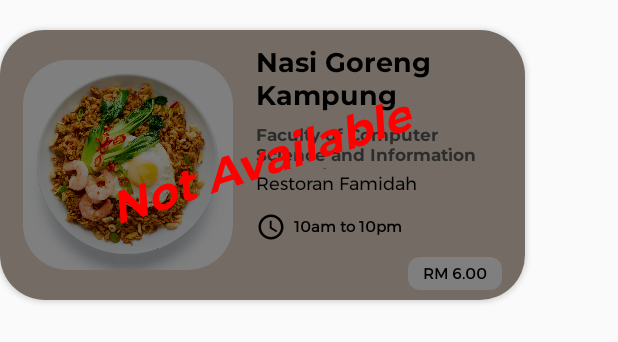
After one commit to tyxuan02/JomMakan, an Android app: the layout menu_food_item_not_available.xml on its own in the app's theme, with its tools: preview values and no code run, on a phone screen of 412 x 824 dp. The commit adds this screen. Shown: the top 342 px of the screen. Run offline under Robolectric (Android 15) with nearby library versions, the phone set to English and light mode, and no system bars; Roboto replaces fonts that are not available here.

Commit message:
Display not available for the view in food tab when the stall is close

```diff
--- /dev/null
+++ b/app/src/main/res/layout/menu_food_item_not_available.xml
@@ -0,0 +1,135 @@
+<?xml version="1.0" encoding="utf-8"?>
+<androidx.cardview.widget.CardView xmlns:android="http://schemas.android.com/apk/res/android"
+    android:layout_width="350dp"
+    android:layout_height="180dp"
+    xmlns:app="http://schemas.android.com/apk/res-auto"
+    android:id="@+id/menu_food_item_not_available_card_view"
+    android:layout_marginTop="20dp"
+    android:layout_marginBottom="15dp"
+    app:cardCornerRadius="30dp">
+
+    <FrameLayout
+        android:layout_width="match_parent"
+        android:layout_height="match_parent">
+
+        <LinearLayout
+            android:layout_width="match_parent"
+            android:layout_height="match_parent"
+            android:orientation="horizontal"
+            android:background="#E7D8C9">
+
+            <com.google.android.material.imageview.ShapeableImageView
+                android:id="@+id/menu_food_card_view_image"
+                android:layout_width="140dp"
+                android:layout_height="140dp"
+                android:layout_gravity="center"
+                android:scaleType="centerCrop"
+                android:adjustViewBounds="true"
+                android:layout_marginStart="15dp"
+                app:shapeAppearanceOverlay="@style/rounded_30"
+                android:src="@drawable/nasi_goreng_image"/>
+
+            <LinearLayout
+                android:layout_width="match_parent"
+                android:layout_height="match_parent"
+                android:layout_marginStart="15dp"
+                android:layout_marginTop="10dp"
+                android:layout_marginEnd="10dp"
+                android:layout_marginBottom="5dp"
+                android:orientation="vertical">
+
+
+                <TextView
+                    android:id="@+id/food_name"
+                    android:layout_width="wrap_content"
+                    android:layout_height="47dp"
+                    android:maxLines="2"
+                    android:text="Nasi Goreng Kampung"
+                    android:textSize="18sp"
+                    android:fontFamily="@font/montserrat_bold"
+                    android:gravity="center|start"
+                    android:layout_marginBottom="5dp"
+                    android:textColor="#000000" />
+
+                <TextView
+                    android:id="@+id/location_name"
+                    android:layout_width="wrap_content"
+                    android:layout_height="30dp"
+                    android:textSize="11sp"
+                    android:fontFamily="@font/montserrat_bold"
+                    android:textColor="#595959"
+                    android:text="Faculty of Computer Science and Information Technology"/>
+
+                <TextView
+                    android:id="@+id/stall_name"
+                    android:layout_width="wrap_content"
+                    android:layout_height="wrap_content"
+                    android:maxLines="1"
+                    android:textSize="12sp"
+                    android:fontFamily="@font/montserrat"
+                    android:textColor="#000000"
+                    android:text="Restoran Famidah"
+                    android:gravity="center|start"/>
+
+                <LinearLayout
+                    android:layout_width="wrap_content"
+                    android:layout_height="wrap_content"
+                    android:orientation="horizontal"
+                    android:layout_marginTop="10dp">
+
+                    <ImageView
+                        android:layout_width="wrap_content"
+                        android:layout_height="wrap_content"
+                        android:src="@drawable/time_icon" />
+
+                    <TextView
+                        android:id="@+id/operation_time"
+                        android:layout_width="wrap_content"
+                        android:layout_height="wrap_content"
+                        android:maxLines="2"
+                        android:textSize="10sp"
+                        android:fontFamily="@font/montserrat"
+                        android:textStyle="bold"
+                        android:textColor="#000000"
+                        android:text="10am to 10pm"
+                        android:layout_gravity="center"
+                        android:layout_marginStart="5dp"/>
+                </LinearLayout>
+
+                <TextView
+                    android:id="@+id/food_price"
+                    android:layout_width="wrap_content"
+                    android:layout_height="wrap_content"
+                    android:text="RM 6.00"
+                    android:layout_gravity="end"
+                    android:paddingTop="3dp"
+                    android:paddingBottom="3dp"
+                    android:paddingStart="10dp"
+                    android:paddingEnd="10dp"
+                    android:fontFamily="@font/montserrat"
+                    android:textStyle="bold"
+                    android:textSize="10sp"
+                    android:background="@drawable/menu_food_price_shape"
+                    android:textColor="#000000"
+                    android:layout_marginEnd="5dp"
+                    android:layout_marginTop="10dp"/>
+            </LinearLayout>
+        </LinearLayout>
+
+        <View
+            android:id="@+id/shadow_background"
+            android:layout_width="match_parent"
+            android:layout_height="match_parent"
+            android:background="#80000000"/>
+
+        <TextView
+            android:id="@+id/not_available_text"
+            android:layout_width="wrap_content"
+            android:layout_height="wrap_content"
+            android:text="Not Available"
+            android:textAppearance="@style/not_available_text"
+            android:layout_gravity="center_vertical|center_horizontal"
+            android:rotation="-18"/>
+    </FrameLayout>
+
+</androidx.cardview.widget.CardView>
--- a/app/src/main/res/values/styles.xml
+++ b/app/src/main/res/values/styles.xml
@@ -37,4 +37,11 @@
         <item name="android:fontFamily">@font/montserrat_bold</item>
         <item name="android:textSize">20sp</item>
     </style>
+
+    <style name="not_available_text" parent="@android:style/TextAppearance">
+        <item name="android:fontFamily">@font/montserrat_bold</item>
+        <item name="android:textStyle">italic</item>
+        <item name="android:textColor">#FF0000</item>
+        <item name="android:textSize">30sp</item>
+    </style>
 </resources>
```
Also changed, not shown: app/src/main/java/com/example/jommakan/Food.java (+4 -4 lines), app/src/main/java/com/example/jommakan/HomeFragment.java (+7 -11 lines), app/src/main/java/com/example/jommakan/MenuFoodFragment.java (+12 -14 lines), app/src/main/java/com/example/jommakan/MenuFoodItemAdapter.java (+114 -19 lines).
